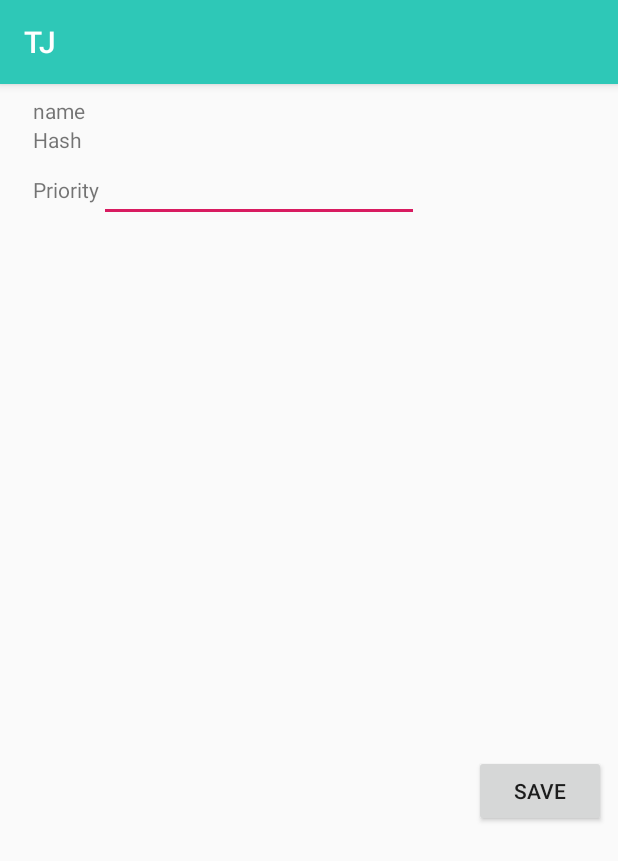
After one commit to woosuk0410/tj, an Android app: the MetadataActivity screen opened directly, with no data from a screen before it, on a phone screen of 412 x 824 dp. The commit adds this screen. Shown: the top 861 px of the screen. Run offline under Robolectric (Android 15) with nearby library versions, the phone set to English and light mode, and no system bars.

Commit message:
MetadataActivity: metadata query/response/patch

```diff
--- a/app/build.gradle
+++ b/app/build.gradle
@@ -31,9 +31,6 @@ dependencies {
     testImplementation 'junit:junit:4.12'
     implementation 'com.android.support.test.espresso:espresso-core:3.0.2'
     implementation 'com.android.support:support-v13:28.0.0'
-    //TODO
-    implementation 'com.github.bumptech.glide:glide:4.8.0'
-    annotationProcessor 'com.github.bumptech.glide:compiler:4.8.0'
     implementation 'com.google.code.gson:gson:2.8.5'
     implementation 'commons-codec:commons-codec:20041127.091804'
 }
--- a/app/src/main/AndroidManifest.xml
+++ b/app/src/main/AndroidManifest.xml
@@ -33,6 +33,7 @@
             android:name=".FrameActivity"
             android:label="@string/title_activity_frame"
             android:theme="@style/AppTheme.NoActionBar" />
+        <activity android:name=".MetadataActivity"></activity>
     </application>
 
 </manifest>
--- a/app/src/main/java/com/example/android/tj/MetadataList.java
+++ b/app/src/main/java/com/example/android/tj/MetadataList.java
@@ -37,4 +37,9 @@ class Metadata {
     String md5Hash;
     int priority;
     public String name;
+
+    @NonNull
+    public String toString() {
+        return new Gson().toJson(this);
+    }
 }
--- /dev/null
+++ b/app/src/main/res/layout/activity_metadata.xml
@@ -0,0 +1,95 @@
+<?xml version="1.0" encoding="utf-8"?>
+<android.support.constraint.ConstraintLayout xmlns:android="http://schemas.android.com/apk/res/android"
+    xmlns:app="http://schemas.android.com/apk/res-auto"
+    xmlns:tools="http://schemas.android.com/tools"
+    android:layout_width="match_parent"
+    android:layout_height="match_parent"
+    tools:context=".MetadataActivity">
+
+    <Button
+        android:id="@+id/metadata_save"
+        android:layout_width="wrap_content"
+        android:layout_height="wrap_content"
+        android:layout_marginStart="8dp"
+        android:layout_marginTop="8dp"
+        android:layout_marginEnd="8dp"
+        android:layout_marginBottom="8dp"
+        android:onClick="onSave"
+        android:text="@string/save"
+        app:layout_constraintBottom_toBottomOf="parent"
+        app:layout_constraintEnd_toEndOf="parent"
+        app:layout_constraintHorizontal_bias="1.0"
+        app:layout_constraintStart_toStartOf="parent"
+        app:layout_constraintTop_toBottomOf="@+id/tableLayout"
+        app:layout_constraintVertical_bias="0.0" />
+
+    <TableLayout
+        android:id="@+id/tableLayout"
+        android:layout_width="368dp"
+        android:layout_height="431dp"
+        android:layout_marginStart="8dp"
+        android:layout_marginTop="8dp"
+        android:layout_marginEnd="8dp"
+        app:layout_constraintEnd_toEndOf="parent"
+        app:layout_constraintStart_toStartOf="parent"
+        app:layout_constraintTop_toTopOf="parent">
+
+        <TableRow
+            android:layout_width="match_parent"
+            android:layout_height="match_parent">
+
+            <TextView
+                android:id="@+id/metadata_name_key"
+                android:layout_width="wrap_content"
+                android:layout_height="wrap_content"
+                android:text="@string/name" />
+
+            <TextView
+                android:id="@+id/metadata_name_value"
+                android:layout_width="wrap_content"
+                android:layout_height="wrap_content"
+                android:text="" />
+
+        </TableRow>
+
+        <TableRow
+            android:layout_width="match_parent"
+            android:layout_height="match_parent">
+
+            <TextView
+                android:id="@+id/metadata_hash_key"
+                android:layout_width="wrap_content"
+                android:layout_height="wrap_content"
+                android:text="@string/hash" />
+
+            <TextView
+                android:id="@+id/metadata_hash_value"
+                android:layout_width="wrap_content"
+                android:layout_height="wrap_content"
+                android:text="" />
+
+        </TableRow>
+
+        <TableRow
+            android:layout_width="match_parent"
+            android:layout_height="match_parent">
+
+            <TextView
+                android:id="@+id/metadata_priority_key"
+                android:layout_width="wrap_content"
+                android:layout_height="wrap_content"
+                android:text="@string/priority" />
+
+            <EditText
+                android:id="@+id/metadata_priority_value"
+                android:layout_width="wrap_content"
+                android:layout_height="wrap_content"
+                android:ems="10"
+                android:inputType="number"
+                android:importantForAutofill="no"
+                tools:ignore="LabelFor" />
+
+        </TableRow>
+
+    </TableLayout>
+</android.support.constraint.ConstraintLayout>
--- a/app/src/main/res/values/strings.xml
+++ b/app/src/main/res/values/strings.xml
@@ -104,4 +104,8 @@
     <string name="dummy_content">DUMMY\nCONTENT</string>
     <string name="title_activity_frame">FrameActivity</string>
     <string name="show_frames_dynamically">show frames dynamically</string>
+    <string name="save">Save</string>
+    <string name="priority">Priority</string>
+    <string name="hash">Hash</string>
+    <string name="name">name</string>
 </resources>
```
Also changed, not shown: app/src/main/java/com/example/android/tj/Constants.java (+8 -0 lines), app/src/main/java/com/example/android/tj/MainActivity.java (+8 -0 lines), app/src/main/java/com/example/android/tj/MetadataActivity.java (added, +120 -0 lines), app/src/main/java/com/example/android/tj/Nodes.java (+9 -1 lines), app/src/main/java/com/example/android/tj/TJService.java (+17 -2 lines), app/src/main/java/com/example/android/tj/TJServiceCommand.java (+7 -0 lines).
